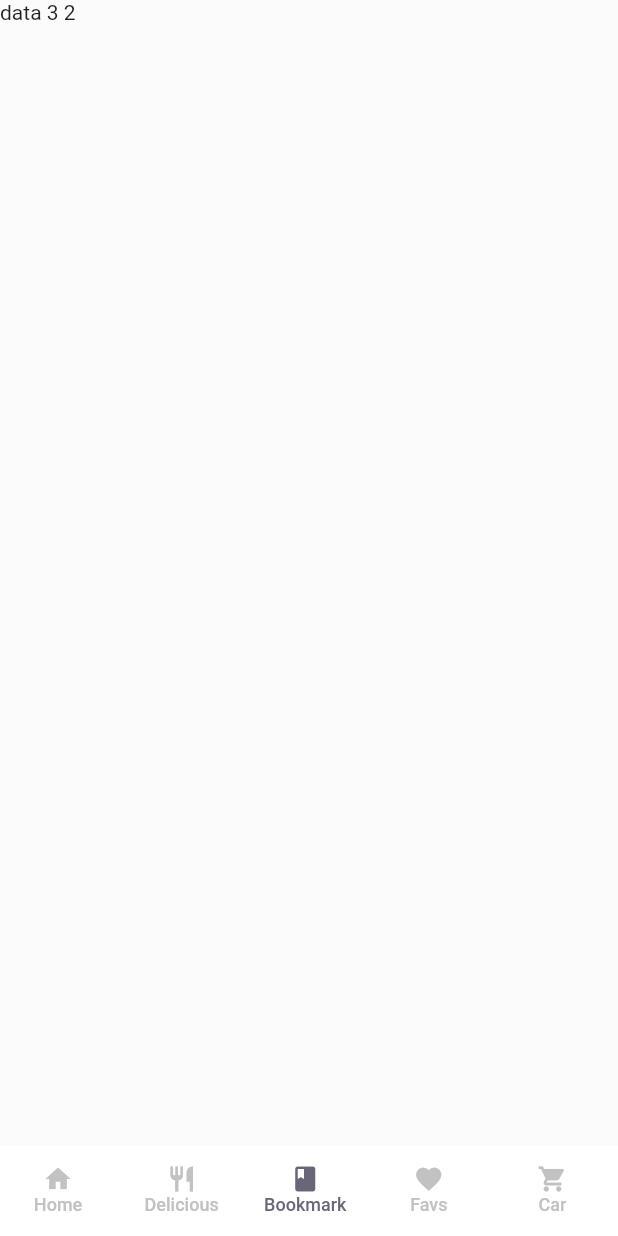
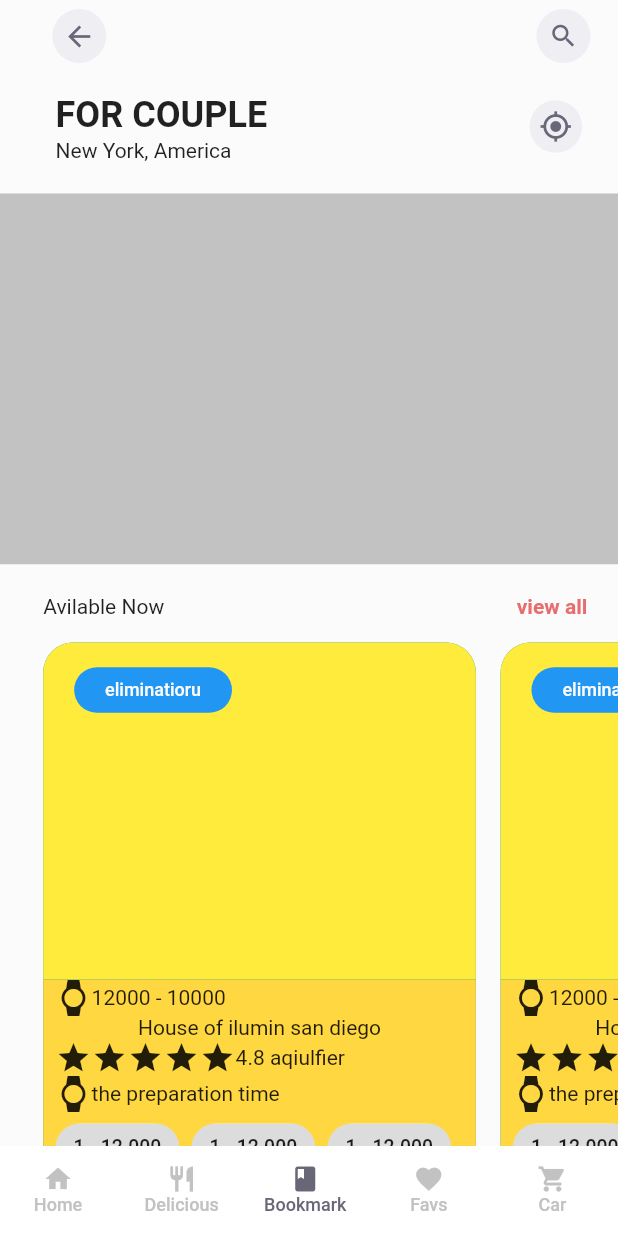
Before and after one commit to DalexisValencia/Fifth-test-app_Restaurants, a Flutter app: the screen it shows after launch, item 3 of the bottom bar chosen, on a phone screen of 412 x 824 dp. Run offline on Flutter 3.47's test engine with Material 2 defaults, Android fonts, the phone set to English and light mode, and no system bars.

Commit message:
Estructura de los platos destcados del comercio

```diff
--- a/lib/screens/home.dart
+++ b/lib/screens/home.dart
@@ -1,4 +1,5 @@
 import 'package:fith_app__restaurant/interfaces/categories.dart';
+import 'package:fith_app__restaurant/screens/restaurant.details.dart';
 import 'package:flutter/material.dart';
 import 'package:fith_app__restaurant/screens/seacrh.dart';
 
@@ -38,7 +39,7 @@ class _MainTabsState extends State<MainTabs> {
               child: ScaffoldSearch(),
             ),
             Container(
-              child: Text('data 3 $tabStateInit'),
+              child: RestaurantDetailWrapper(),
             ),
             Container(
              child: Text('data 4 $tabStateInit'),
--- /dev/null
+++ b/lib/screens/restaurant.details.dart
@@ -0,0 +1,345 @@
+import 'package:flutter/material.dart';
+
+class RestaurantDetailWrapper extends StatelessWidget {
+  @override
+  Widget build(BuildContext context) {
+    return SafeArea(
+      child: SingleChildScrollView(
+        child: Column(
+          children: <Widget>[
+            Container(
+              padding: EdgeInsets.only(
+                left: MediaQuery.of(context).size.width * 0.07,
+                right: MediaQuery.of(context).size.width * 0.03
+              ),
+              width: MediaQuery.of(context).size.width,
+              // color: Colors.amber,
+              child: FixedTopDetailRestaurant(),
+            ),
+            Container(
+              margin: EdgeInsets.only(top:MediaQuery.of(context).size.width * 0.03),
+              padding: EdgeInsets.only(
+                left: MediaQuery.of(context).size.width * 0.09,
+                right: MediaQuery.of(context).size.width * 0.058
+              ),
+              width: MediaQuery.of(context).size.width,
+              // color: Colors.red,
+              child:  TitleAndShortDescription(),
+            ),
+            WrapperMap(),
+            DetailHighlightProduct()
+          ],
+        )
+      )
+    );
+  }
+}
+//Header con icono de regresar y lupa de busqueda
+class FixedTopDetailRestaurant extends StatelessWidget {
+  @override
+  Widget build(BuildContext context) {
+    return Row(
+      mainAxisAlignment: MainAxisAlignment.spaceBetween,
+      children: <Widget>[
+        MaterialButton(
+          minWidth: 40,
+          elevation: 0,
+          onPressed: (){},
+          color: Theme.of(context).highlightColor,
+          padding: EdgeInsets.all(0),
+          shape: CircleBorder(),
+          child: Icon(
+            Icons.arrow_back,
+            size: 22,
+            color: Theme.of(context).primaryColorDark
+          ),
+        ),
+        MaterialButton(
+          minWidth: 40,
+          elevation: 0,
+          onPressed: (){},
+          color: Theme.of(context).highlightColor,
+          padding: EdgeInsets.all(0),
+          shape: CircleBorder(),
+          child: Icon(
+            Icons.search,
+            size: 20,
+            color: Theme.of(context).primaryColorDark
+          ),
+        )
+      ],
+    );
+  }
+}
+
+class TitleAndShortDescription extends StatelessWidget {
+  @override
+  Widget build(BuildContext context) {
+    return Row(
+      crossAxisAlignment: CrossAxisAlignment.end,
+    children: <Widget>[
+      Expanded(
+        flex: 9,
+        child: Column(
+          crossAxisAlignment: CrossAxisAlignment.start,
+          children: <Widget>[
+            Text(
+              "FOR COUPLE",
+              style: Theme.of(context).textTheme.headline5.copyWith(
+                fontWeight: FontWeight.bold
+              ),
+            ),
+            SizedBox(
+              height: 2,
+            ),
+            Text("New York, America")
+          ],
+        ),
+      ),
+      Expanded(
+        flex: 1,
+        child: RawMaterialButton(
+          elevation: 0,
+          onPressed: (){},
+          fillColor: Theme.of(context).highlightColor,
+          padding: EdgeInsets.all(0),
+          shape: CircleBorder(),
+          child: Icon(
+            Icons.my_location,
+            size: 22,
+            color: Theme.of(context).primaryColorDark
+          ),
+        ),
+        // child:  Icon(Icons.comment)
+      )
+    ],
+    );
+  }
+}
+
+class WrapperMap extends StatelessWidget {
+  @override
+  Widget build(BuildContext context) {
+    return Container(
+      margin: EdgeInsets.only(
+        top: MediaQuery.of(context).size.width * 0.05
+      ),
+      color: Theme.of(context).accentColor,
+      width: MediaQuery.of(context).size.width,
+      height: MediaQuery.of(context).size.height * 0.30,
+    );
+  }
+}
+
+class DetailHighlightProduct extends StatefulWidget {
+  @override
+  _DetailHighlightProductState createState() => _DetailHighlightProductState();
+}
+
+class _DetailHighlightProductState extends State<DetailHighlightProduct> {
+
+  List availablePlates = ['1', '2', '3'];
+
+  Widget _wrapperHeader () => Row(
+    mainAxisAlignment: MainAxisAlignment.spaceBetween,
+    children: <Widget>[
+      Text('Avilable Now'),
+      MaterialButton(
+        elevation: 0,
+        shape: RoundedRectangleBorder(
+          borderRadius: BorderRadius.circular(18.0)
+        ),
+        onPressed: (){},
+        splashColor: Theme.of(context).buttonColor,
+        child: Text(
+          'view all',
+          style: Theme.of(context).textTheme.bodyText1.copyWith(
+            color: Theme.of(context).buttonColor,
+            fontWeight: FontWeight.bold
+          ),
+        ),
+      )
+    ],
+  );
+
+
+  @override
+  Widget build(BuildContext context) {
+    return Container(
+      margin: EdgeInsets.only(
+        top: MediaQuery.of(context).size.width * 0.01,
+        left: MediaQuery.of(context).size.width * 0.07
+      ),
+      child: Column(
+        children: <Widget>[
+          _wrapperHeader(),
+          Container(
+            // color: Colors.amber,
+            width: MediaQuery.of(context).size.width,
+            height: MediaQuery.of(context).size.height * 0.50,
+            child: CompleteListAvailablePlates(),
+          ),
+          SizedBox(
+            height: 20,
+          )
+          // _completeListAvailablePlates(),
+        ],
+      ),
+    );
+  }
+}
+
+class CompleteListAvailablePlates extends StatelessWidget {
+  @override
+  Widget build(BuildContext context) {
+    return ListView.builder(
+      scrollDirection: Axis.horizontal,
+      itemCount: 10,
+      itemBuilder: (BuildContext context, int index){
+        return Container(
+          padding: EdgeInsets.all(0),
+          margin: EdgeInsets.only(
+            right:MediaQuery.of(context).size.width * 0.04
+          ),
+          decoration: BoxDecoration(
+            borderRadius: BorderRadius.circular(20),
+            color: Colors.teal,
+          ),
+          width: MediaQuery.of(context).size.width * 0.70,
+          //child: Card(
+            child: Column(
+              children: <Widget>[
+                Expanded(
+                  flex: 6,
+                  child: Container(
+                    decoration: BoxDecoration(
+                      borderRadius: BorderRadius.only(
+                        topLeft: Radius.circular(20),
+                        topRight: Radius.circular(20)
+                      ),
+                      color: Colors.yellow,
+                    ),
+                    child: Stack(
+                      children: <Widget>[
+                        Positioned(
+                          top:  MediaQuery.of(context).size.height * 0.02,
+                          left: MediaQuery.of(context).size.width * 0.05,
+                          child: Container(
+                            padding: EdgeInsets.fromLTRB(
+                              MediaQuery.of(context).size.width * 0.05,
+                              MediaQuery.of(context).size.height * 0.01,
+                              MediaQuery.of(context).size.width * 0.05,
+                              MediaQuery.of(context).size.height * 0.01
+                            ),
+                            decoration: BoxDecoration(
+                              color: Colors.blue,
+                              borderRadius: BorderRadius.circular(50)
+                            ),
+                            child: Text(
+                              'eliminatioru',
+                              style: Theme.of(context).textTheme.button.copyWith(
+                                color: Theme.of(context).primaryColorLight,
+                                fontSize: 12
+                              ),
+                            ),
+                          )
+                        )
+                      ],
+                    ),
+                  ),
+                ),
+                Expanded(
+                  flex: 5,
+                  child: Container(
+                    padding: EdgeInsets.only(
+                      left: MediaQuery.of(context).size.width * 0.02,
+                      right: MediaQuery.of(context).size.width * 0.02
+                    ),
+                    decoration: BoxDecoration(
+                      borderRadius: BorderRadius.only(
+                        bottomLeft: Radius.circular(20),
+                        bottomRight: Radius.circular(20)
+                      ),
+                      color: Colors.amberAccent,
+                    ),
+                    child: Column(
+                      children: <Widget>[
+                        Row(
+                          children: <Widget>[
+                            Icon(Icons.watch),
+                            Text('12000 - 10000')
+                          ],
+                        ),
+                        Text('House of ilumin san diego'),
+                        Row(
+                          children: <Widget>[
+                            Row(
+                              children: <Widget>[
+                                Icon(Icons.star),Icon(Icons.star),Icon(Icons.star),
+                                Icon(Icons.star),Icon(Icons.star)
+                              ],
+                            ),
+                            Text('4.8 aqiulfier')
+                          ],
+                        ),
+                        Row(
+                          children: <Widget>[
+                            Icon(Icons.watch),
+                            Text('the preparation time')
+                          ],
+                        ),
+                        Row(
+                          children: <Widget>[
+                            Expanded(
+                              child: Container(
+                                margin: EdgeInsets.only(
+                                  right: MediaQuery.of(context).size.width * 0.02
+                                ),
+                                child: Chip(
+                                  label: FittedBox(
+                                    fit: BoxFit.scaleDown,
+                                    child: Text('1 - 12.000')
+                                  )
+                                ),
+                              )
+                            ),
+                             Expanded(
+                              child: Container(
+                                margin: EdgeInsets.only(
+                                  right: MediaQuery.of(context).size.width * 0.02
+                                ),
+                                child: Chip(
+                                  label: FittedBox(
+                                    fit: BoxFit.scaleDown,
+                                    child: Text('1 - 12.000')
+                                  )
+                                ),
+                              )
+                            ),
+                             Expanded(
+                              child: Container(
+                                margin: EdgeInsets.only(
+                                  right: MediaQuery.of(context).size.width * 0.02
+                                ),
+                                child: Chip(
+                                  label: FittedBox(
+                                    fit: BoxFit.scaleDown,
+                                    child: Text('1 - 12.000')
+                                  )
+                                ),
+                              )
+                            ),
+                          ],
+                        )
+                      ],
+                    ),
+                  ),
+                )
+              ],
+            ),
+          //),
+        );
+      },
+    );
+  }
+}
--- a/lib/sections/ChipCategoriesSuggested.dart
+++ b/lib/sections/ChipCategoriesSuggested.dart
@@ -10,7 +10,7 @@ class RelatedCategoriesState extends State<RelatedCategories> {
   List<Category> _suggesteds = [
     Category('Cofee', Icons.free_breakfast),
     Category('Burgers', Icons.fastfood),
-    Category('Meat', Icons.av_timer),
+    Category('Meat', Icons.restaurant),
     Category('Salad', Icons.local_dining ),
     Category('Sweets', Icons.group_work),
     Category('Beer', Icons.local_bar),
```
